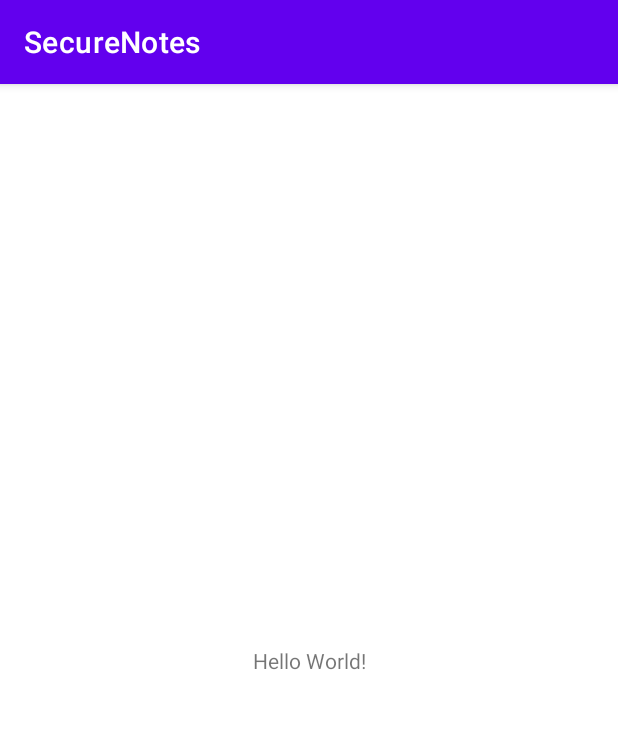
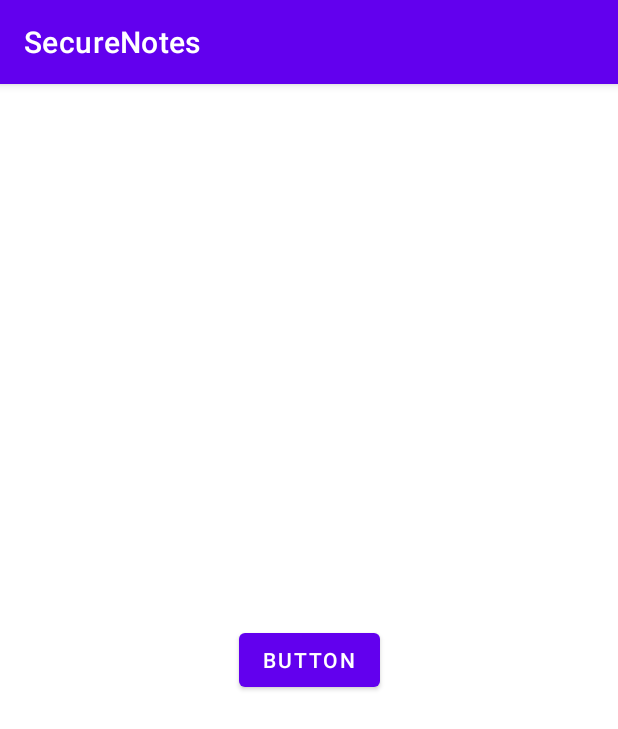
Before and after one commit to jassanchez/SecureNotes, an Android app: the screen it shows after launch (MainActivity before the commit, ConsultaNotas after it), on a phone screen of 412 x 824 dp. Shown: the top 729 px of the screen. Run offline under Robolectric (Android 15) with nearby library versions, the phone set to English and light mode, and no system bars.

Commit message:
Autenticación por huella para notas con seguridad 1

```diff
--- a/app/build.gradle
+++ b/app/build.gradle
@@ -36,4 +36,6 @@ dependencies {
     testImplementation 'junit:junit:4.+'
     androidTestImplementation 'androidx.test.ext:junit:1.1.2'
     androidTestImplementation 'androidx.test.espresso:espresso-core:3.3.0'
+    // Java language implementation
+    implementation "androidx.biometric:biometric:1.1.0"
 }
--- a/app/src/main/AndroidManifest.xml
+++ b/app/src/main/AndroidManifest.xml
@@ -9,6 +9,7 @@
         android:roundIcon="@mipmap/ic_launcher_round"
         android:supportsRtl="true"
         android:theme="@style/Theme.SecureNotes">
+        <activity android:name=".ConsultaNotas"></activity>
         <activity android:name=".MainActivity">
             <intent-filter>
                 <action android:name="android.intent.action.MAIN" />
--- /dev/null
+++ b/app/src/main/java/com/teammanco/securenotes/ConsultaNotas.java
@@ -0,0 +1,90 @@
+package com.teammanco.securenotes;
+
+import androidx.appcompat.app.AppCompatActivity;
+import androidx.core.content.ContextCompat;
+
+import androidx.biometric.BiometricPrompt;
+
+import android.content.DialogInterface;
+import android.os.Build;
+import android.os.Bundle;
+import android.view.View;
+import android.widget.Button;
+import android.widget.Toast;
+
+import com.google.android.material.snackbar.BaseTransientBottomBar;
+import com.google.android.material.snackbar.Snackbar;
+import com.teammanco.securenotes.model.Note;
+
+import java.util.concurrent.Executor;
+
+public class ConsultaNotas extends AppCompatActivity {
+
+    private Executor executor;
+    private BiometricPrompt biometricPrompt;
+    private BiometricPrompt.PromptInfo  promptInfo;
+    private boolean authorized = false;
+
+    @Override
+    protected void onCreate(Bundle savedInstanceState) {
+        super.onCreate(savedInstanceState);
+        setContentView(R.layout.activity_consulta_notas);
+        autheticateMobile();
+        //biometricPrompt.authenticate(promptInfo);
+        Button btn = findViewById(R.id.button);
+        btn.setOnClickListener(new View.OnClickListener() {
+            @Override
+            public void onClick(View v) {
+                showNota(v,new Note("","",1,2));
+            }
+        });
+    }
+
+    private void showNota(View v, Note note){
+           authorized = false;
+        if (note.getSecurity() == 1)
+             biometricPrompt.authenticate(promptInfo);
+        else{
+            //Rutina para notas sin seguridad
+        }
+
+
+    }
+
+    private void autheticateMobile(){
+        executor = ContextCompat.getMainExecutor(this);
+        if (Build.VERSION.SDK_INT >= Build.VERSION_CODES.P) {
+            biometricPrompt = new BiometricPrompt(
+                    ConsultaNotas.this,
+                    executor,
+                    new BiometricPrompt.AuthenticationCallback(){
+                        @Override
+                        public void onAuthenticationError(int errorCode, CharSequence errString) {
+                            super.onAuthenticationError(errorCode, errString);
+                            authorized = false;
+                            Snackbar.make(findViewById(android.R.id.content).getRootView(),
+                                    "¡Autenticación fallida!",
+                                    Snackbar.LENGTH_LONG).show();
+                        }
+
+                        @Override
+                        public void onAuthenticationSucceeded(BiometricPrompt.AuthenticationResult result) {
+                            super.onAuthenticationSucceeded(result);
+                            authorized = true;
+                        }
+
+                        @Override
+                        public void onAuthenticationFailed() {
+                            super.onAuthenticationFailed();
+                            authorized = false;
+                        }
+                    });
+            promptInfo = new BiometricPrompt.PromptInfo.Builder()
+                    .setTitle("Autenticación")
+                    .setSubtitle("Identificate para ver la nota")
+                    .setNegativeButtonText("Cancelar")
+                    .build();
+
+        }
+    }
+}
--- a/app/src/main/java/com/teammanco/securenotes/MainActivity.java
+++ b/app/src/main/java/com/teammanco/securenotes/MainActivity.java
@@ -2,14 +2,16 @@ package com.teammanco.securenotes;
 
 import androidx.appcompat.app.AppCompatActivity;
 
+import android.content.Intent;
 import android.os.Bundle;
 
 public class MainActivity extends AppCompatActivity {
-    // Fabricio se la come
 
     @Override
     protected void onCreate(Bundle savedInstanceState) {
         super.onCreate(savedInstanceState);
         setContentView(R.layout.activity_main);
+        Intent intent = new Intent(this, ConsultaNotas.class);
+        startActivity(intent);
     }
 }
--- /dev/null
+++ b/app/src/main/res/layout/activity_consulta_notas.xml
@@ -0,0 +1,18 @@
+<?xml version="1.0" encoding="utf-8"?>
+<androidx.constraintlayout.widget.ConstraintLayout xmlns:android="http://schemas.android.com/apk/res/android"
+    xmlns:app="http://schemas.android.com/apk/res-auto"
+    xmlns:tools="http://schemas.android.com/tools"
+    android:layout_width="match_parent"
+    android:layout_height="match_parent"
+    tools:context=".ConsultaNotas">
+
+    <Button
+        android:id="@+id/button"
+        android:layout_width="wrap_content"
+        android:layout_height="wrap_content"
+        android:text="Button"
+        app:layout_constraintBottom_toBottomOf="parent"
+        app:layout_constraintEnd_toEndOf="parent"
+        app:layout_constraintStart_toStartOf="parent"
+        app:layout_constraintTop_toTopOf="parent" />
+</androidx.constraintlayout.widget.ConstraintLayout>
```
